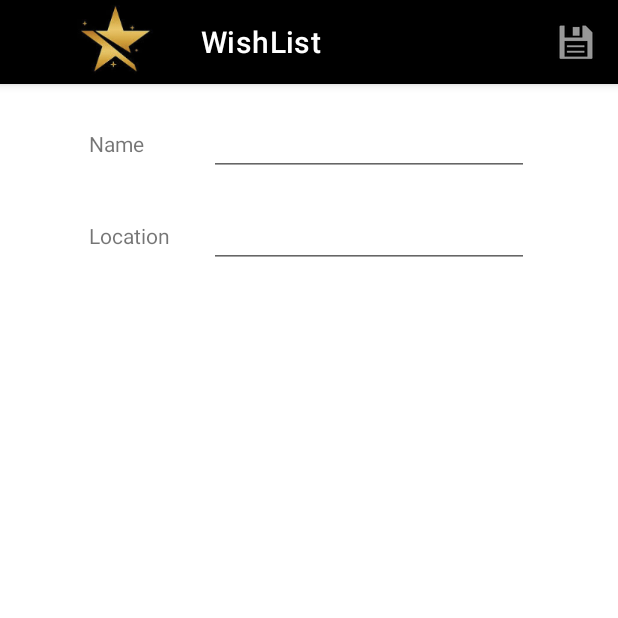
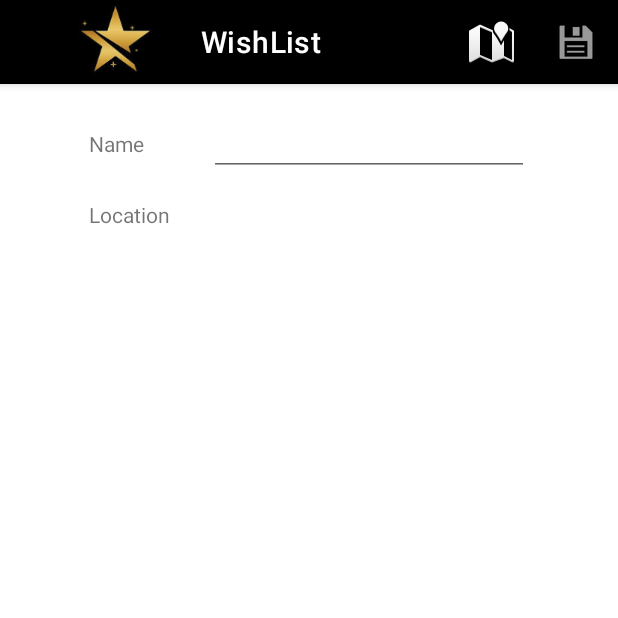
Before and after one commit to ZG3Z/AndroidApp-WIshList, an Android app: the fragment EditFragment placed in its activity, on a phone screen of 412 x 824 dp, the top half of it. Run offline under Robolectric (Android 15) with nearby library versions, the phone set to English and light mode, and no system bars; our stand-ins replace Room's generated code; libraries missing offline, so code that uses them is left out: org.osmdroid.config, org.osmdroid.tileprovider, org.osmdroid.util, org.osmdroid.views; 4 statements that could not run were skipped.

Commit message:
add map and location to edit

```diff
--- a/app/src/main/java/com/example/prm1/MainActivity.kt
+++ b/app/src/main/java/com/example/prm1/MainActivity.kt
@@ -11,7 +11,7 @@ import com.example.prm1.fragments.*
 class MainActivity : AppCompatActivity(), Navigable{
 
     private lateinit var listFragment: ListFragment
-    private lateinit var mapFragment: MapFragment
+   // private lateinit var mapFragment: MapFragment
 
     override fun onCreate(savedInstanceState: Bundle?) {
         super.onCreate(savedInstanceState)
@@ -25,7 +25,7 @@ class MainActivity : AppCompatActivity(), Navigable{
         }
 
         listFragment = ListFragment()
-        mapFragment = MapFragment()
+       // mapFragment = MapFragment()
         supportFragmentManager.beginTransaction()
             .add(R.id.container, listFragment, listFragment.javaClass.name)
             .commit()
@@ -54,9 +54,12 @@ class MainActivity : AppCompatActivity(), Navigable{
                 Navigable.Destination.AddPhoto -> {
                     replace(R.id.container, fragment!!, PhotoFragment::class.java.name)
                 }
+                /*
                 Navigable.Destination.Map -> {
                     replace(R.id.container, mapFragment, mapFragment::class.java.name)
                 }
+
+                 */
             }.commit()
         }
     }
--- a/app/src/main/java/com/example/prm1/Navigable.kt
+++ b/app/src/main/java/com/example/prm1/Navigable.kt
@@ -4,7 +4,7 @@ import androidx.fragment.app.Fragment
 
 interface Navigable {
     enum class Destination {
-        List, Add, Edit, Details, AddPhoto, Map
+        List, Add, Edit, Details, AddPhoto
     }
     fun navigate(to: Destination, fragment: Fragment?)
 }
--- a/app/src/main/java/com/example/prm1/fragments/EditFragment.kt
+++ b/app/src/main/java/com/example/prm1/fragments/EditFragment.kt
@@ -11,6 +11,7 @@ import com.example.prm1.data.ProductDatabase
 import com.example.prm1.data.model.ProductEntity
 import com.example.prm1.databinding.FragmentEditBinding
 import com.example.prm1.model.Product
+import com.example.prm1.model.SettingsNote
 import java.io.IOException
 import kotlin.concurrent.thread
 
@@ -18,6 +19,8 @@ class EditFragment : Fragment() {
 
     private lateinit var binding: FragmentEditBinding
     private lateinit var product: Product
+    private var mapFragment = MapFragment()
+    private var isUserInMap: Boolean = false
 
     override fun onCreate(savedInstanceState: Bundle?) {
         super.onCreate(savedInstanceState)
@@ -61,6 +64,18 @@ class EditFragment : Fragment() {
                 save()
                 true
             }
+            R.id.location -> {
+                parentFragmentManager.beginTransaction().apply {
+                    if(isUserInMap){
+                        hide(mapFragment)
+                    } else {
+                        show(mapFragment)
+                    }
+                    isUserInMap = !isUserInMap
+                    commit()
+                }
+                true
+            }
             else -> super.onOptionsItemSelected(item)
         }
     }
@@ -68,6 +83,11 @@ class EditFragment : Fragment() {
 
     override fun onViewCreated(view: View, savedInstanceState: Bundle?) {
         super.onViewCreated(view, savedInstanceState)
+
+        parentFragmentManager.beginTransaction().apply {
+            add(R.id.container, mapFragment, mapFragment::class.java.name)
+            hide(mapFragment)
+        }.commit()
 
         if(product!=null){
             binding.name.setText(product!!.name)
@@ -81,6 +101,10 @@ class EditFragment : Fragment() {
                 e.printStackTrace()
             }
         }
+    }
+
+    fun setLocation(location: String) {
+        binding.location.text = location
     }
 
     private fun save() {
--- a/app/src/main/java/com/example/prm1/fragments/ListFragment.kt
+++ b/app/src/main/java/com/example/prm1/fragments/ListFragment.kt
@@ -48,9 +48,12 @@ class ListFragment : Fragment(), ProductsAdapter.RemoveItemListener {
             (activity as? Navigable)?.navigate(Navigable.Destination.AddPhoto, PhotoFragment())
         }
 
+        /*
         binding.button.setOnClickListener {
             (activity as? Navigable)?.navigate(Navigable.Destination.Map, null)
         }
+
+         */
     }
 
     private fun loadData() =  thread {
--- a/app/src/main/res/layout/fragment_edit.xml
+++ b/app/src/main/res/layout/fragment_edit.xml
@@ -14,15 +14,14 @@
         app:layout_constraintBaseline_toBaselineOf="@+id/location"
         app:layout_constraintStart_toStartOf="@+id/dishNameLabel" />
 
-    <EditText
+    <TextView
         android:id="@+id/location"
         android:layout_width="wrap_content"
         android:layout_height="wrap_content"
         android:layout_marginTop="16dp"
         android:ems="10"
         android:gravity="start|top"
-        android:inputType="textMultiLine|textPersonName"
-        app:layout_constraintEnd_toEndOf="@+id/name"
+       app:layout_constraintEnd_toEndOf="@+id/name"
         app:layout_constraintStart_toStartOf="@+id/name"
         app:layout_constraintTop_toBottomOf="@+id/name" />
 
--- a/app/src/main/res/menu/menu_edit.xml
+++ b/app/src/main/res/menu/menu_edit.xml
@@ -2,6 +2,11 @@
 <menu xmlns:app="http://schemas.android.com/apk/res-auto"
     xmlns:android="http://schemas.android.com/apk/res/android">
 
+    <item
+        android:id="@+id/location"
+        android:icon="@android:drawable/ic_dialog_map"
+        android:title="location"
+        app:showAsAction="always" />
     <item
         android:id="@+id/save"
         android:layout_width="wrap_content"
```
Also changed, not shown: app/src/main/java/com/example/prm1/fragments/MapFragment.kt (+18 -2 lines), app/src/main/java/com/example/prm1/fragments/PhotoFragment.kt (+5 -4 lines), app/src/main/res/layout/fragment_list.xml (+0 -9 lines), app/src/main/res/layout/fragment_map.xml (+22 -1 lines).
